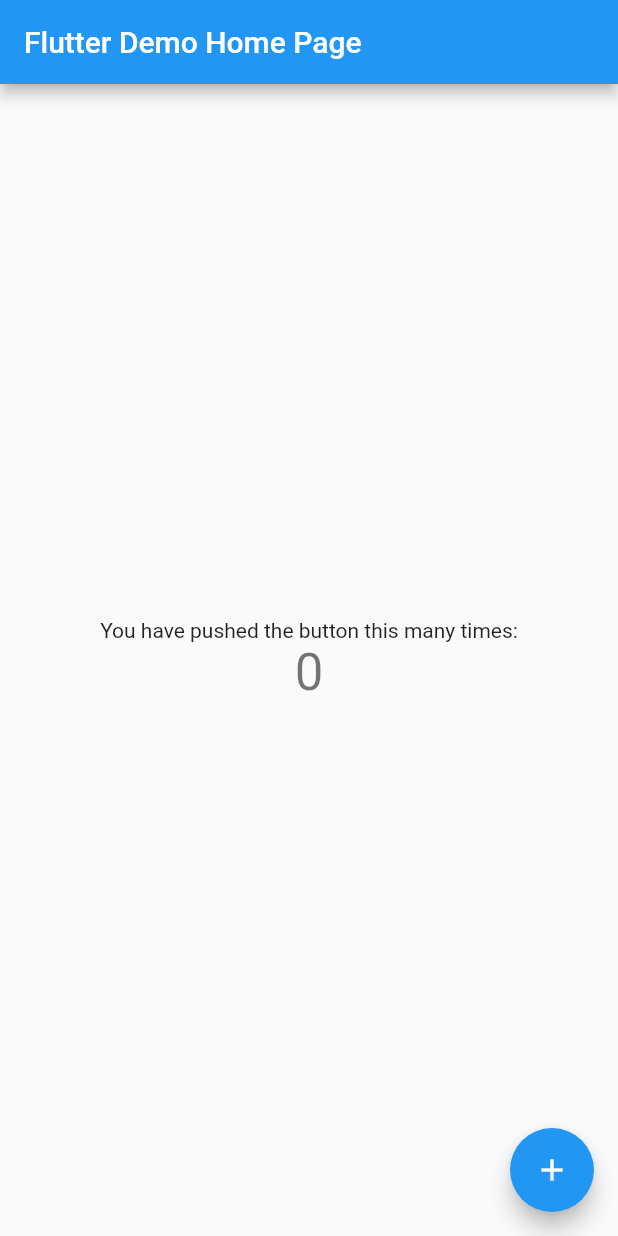
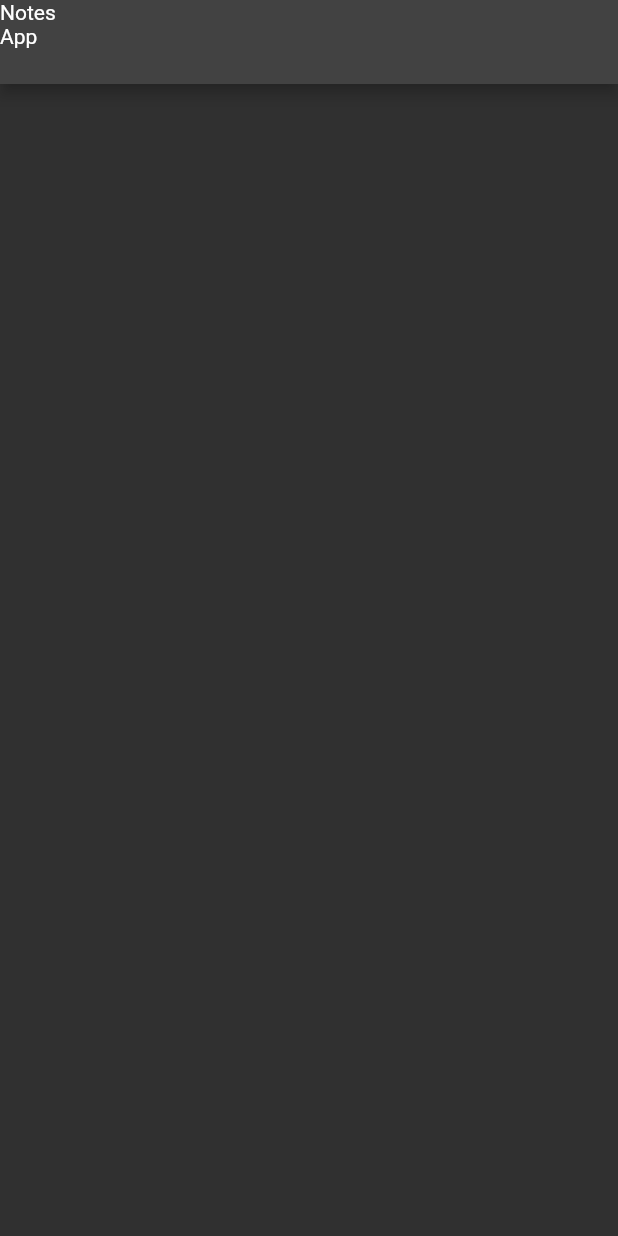
Before and after one commit to peterr72/notes_app, a Flutter app: the screen it shows after launch, on a phone screen of 412 x 824 dp. Run offline on Flutter 3.47's test engine with Material 2 defaults, Android fonts, the phone set to English and light mode, and no system bars.

Commit message:
add home view

```diff
--- a/lib/main.dart
+++ b/lib/main.dart
@@ -1,115 +1,18 @@
 import 'package:flutter/material.dart';
+import 'package:notes/views/home/home_view.dart';
 
 void main() {
-  runApp(const MyApp());
+  runApp(const NotesApplication());
 }
 
-class MyApp extends StatelessWidget {
-  const MyApp({super.key});
+class NotesApplication extends StatelessWidget {
+  const NotesApplication({Key? key}) : super(key: key);
 
-  // This widget is the root of your application.
   @override
   Widget build(BuildContext context) {
     return MaterialApp(
-      title: 'Flutter Demo',
-      theme: ThemeData(
-        // This is the theme of your application.
-        //
-        // Try running your application with "flutter run". You'll see the
-        // application has a blue toolbar. Then, without quitting the app, try
-        // changing the primarySwatch below to Colors.green and then invoke
-        // "hot reload" (press "r" in the console where you ran "flutter run",
-        // or simply save your changes to "hot reload" in a Flutter IDE).
-        // Notice that the counter didn't reset back to zero; the application
-        // is not restarted.
-        primarySwatch: Colors.blue,
-      ),
-      home: const MyHomePage(title: 'Flutter Demo Home Page'),
+      theme: ThemeData(brightness: Brightness.dark),
+      home: const HomeView(),
     );
   }
 }
-
-class MyHomePage extends StatefulWidget {
-  const MyHomePage({super.key, required this.title});
-
-  // This widget is the home page of your application. It is stateful, meaning
-  // that it has a State object (defined below) that contains fields that affect
-  // how it looks.
-
-  // This class is the configuration for the state. It holds the values (in this
-  // case the title) provided by the parent (in this case the App widget) and
-  // used by the build method of the State. Fields in a Widget subclass are
-  // always marked "final".
-
-  final String title;
-
-  @override
-  State<MyHomePage> createState() => _MyHomePageState();
-}
-
-class _MyHomePageState extends State<MyHomePage> {
-  int _counter = 0;
-
-  void _incrementCounter() {
-    setState(() {
-      // This call to setState tells the Flutter framework that something has
-      // changed in this State, which causes it to rerun the build method below
-      // so that the display can reflect the updated values. If we changed
-      // _counter without calling setState(), then the build method would not be
-      // called again, and so nothing would appear to happen.
-      _counter++;
-    });
-  }
-
-  @override
-  Widget build(BuildContext context) {
-    // This method is rerun every time setState is called, for instance as done
-    // by the _incrementCounter method above.
-    //
-    // The Flutter framework has been optimized to make rerunning build methods
-    // fast, so that you can just rebuild anything that needs updating rather
-    // than having to individually change instances of widgets.
-    return Scaffold(
-      appBar: AppBar(
-        // Here we take the value from the MyHomePage object that was created by
-        // the App.build method, and use it to set our appbar title.
-        title: Text(widget.title),
-      ),
-      body: Center(
-        // Center is a layout widget. It takes a single child and positions it
-        // in the middle of the parent.
-        child: Column(
-          // Column is also a layout widget. It takes a list of children and
-          // arranges them vertically. By default, it sizes itself to fit its
-          // children horizontally, and tries to be as tall as its parent.
-          //
-          // Invoke "debug painting" (press "p" in the console, choose the
-          // "Toggle Debug Paint" action from the Flutter Inspector in Android
-          // Studio, or the "Toggle Debug Paint" command in Visual Studio Code)
-          // to see the wireframe for each widget.
-          //
-          // Column has various properties to control how it sizes itself and
-          // how it positions its children. Here we use mainAxisAlignment to
-          // center the children vertically; the main axis here is the vertical
-          // axis because Columns are vertical (the cross axis would be
-          // horizontal).
-          mainAxisAlignment: MainAxisAlignment.center,
-          children: <Widget>[
-            const Text(
-              'You have pushed the button this many times:',
-            ),
-            Text(
-              '$_counter',
-              style: Theme.of(context).textTheme.headline4,
-            ),
-          ],
-        ),
-      ),
-      floatingActionButton: FloatingActionButton(
-        onPressed: _incrementCounter,
-        tooltip: 'Increment',
-        child: const Icon(Icons.add),
-      ), // This trailing comma makes auto-formatting nicer for build methods.
-    );
-  }
-}
--- /dev/null
+++ b/lib/views/home/home_view.dart
@@ -0,0 +1,14 @@
+import 'package:flutter/material.dart';
+
+class HomeView extends StatelessWidget {
+  const HomeView({Key? key}) : super(key: key);
+
+  @override
+  Widget build(BuildContext context) {
+    return Scaffold(
+      appBar: AppBar(
+        leading: const Text('Notes App'),
+      ),
+    );
+  }
+}
```
Also changed, not shown: 1 other file.
